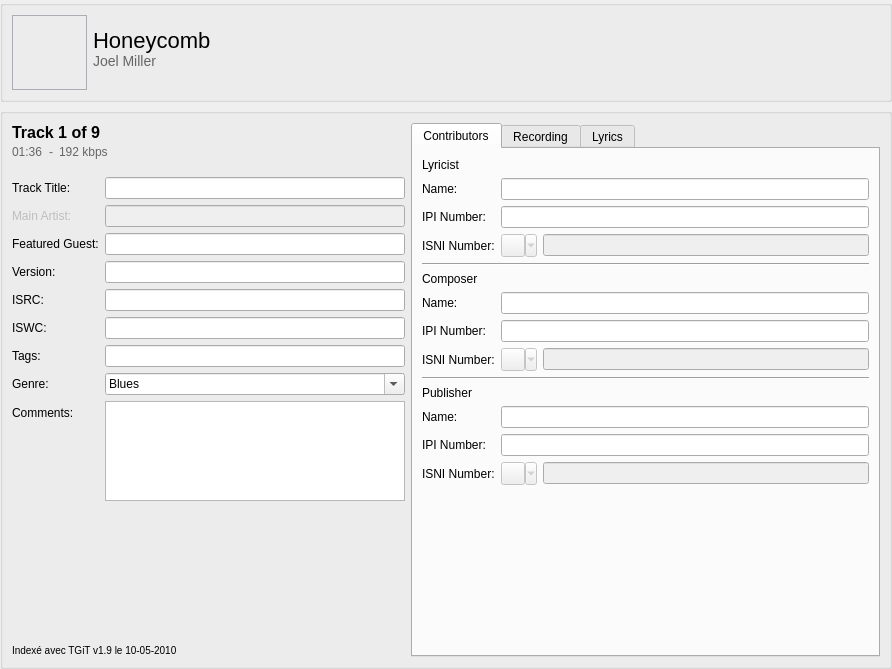
Before: the Qt Designer form resources/ui/track_page.ui in Iconoclasteinc/tgit, drawn with Qt 5.
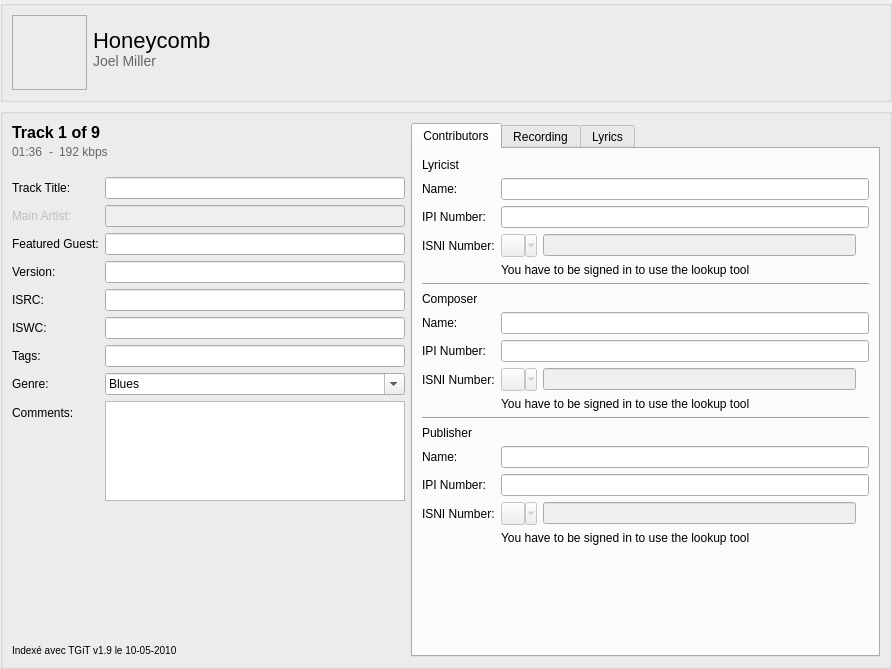
After: the same form once the commit is applied. Icons and pictures are not drawn. Custom widgets are drawn as their Qt base class.

Commit message: Explain to the user how to use the ISNI lookup tool in the track list page.

The edit to the form file:
```diff
--- a/resources/ui/track_page.ui
+++ b/resources/ui/track_page.ui
@@ -611,23 +611,64 @@
               </property>
              </widget>
             </item>
+            <item>
+             <widget class="HelpLabel" name="_lyricist_isni_help">
+              <property name="maximumSize">
+               <size>
+                <width>20</width>
+                <height>20</height>
+               </size>
+              </property>
+              <property name="toolTip">
+               <string>&lt;html&gt;&lt;head/&gt;&lt;body&gt;&lt;p&gt;The ISNI is a global name identifier for contributors to creative work. It is provided by the International ISNI Agency.&lt;/p&gt;&lt;p&gt;Use the &lt;img src=&quot;:/tooltips/search&quot;/&gt;button to look up the main artist's ISNI from the global ISNI database.&lt;/p&gt;&lt;/body&gt;&lt;/html&gt;</string>
+              </property>
+              <property name="pixmap">
+               <pixmap resource="../resources.qrc">:/icons/help</pixmap>
+              </property>
+              <property name="scaledContents">
+               <bool>true</bool>
+              </property>
+             </widget>
+            </item>
            </layout>
           </item>
-          <item row="4" column="0" colspan="2">
-           <widget class="Line" name="line_2">
-            <property name="orientation">
-             <enum>Qt::Horizontal</enum>
+          <item row="4" column="1">
+           <widget class="QLabel" name="_lyricist_isni_info">
+            <property name="styleSheet">
+             <string notr="true">
+QLabel[style=QWindowsVistaStyle] {
+    font-size: 7pt;
+    margin-top: -2px;
+    margin-bottom: 2px;
+}
+
+QLabel[style=QMacStyle] {
+    font-size: 11pt;
+    margin-top: -3px;
+    margin-bottom: 3px;
+}
+</string>
+            </property>
+            <property name="text">
+             <string>You have to be signed in to use the lookup tool</string>
             </property>
            </widget>
           </item>
           <item row="5" column="0" colspan="2">
+           <widget class="Line" name="line_2">
+            <property name="orientation">
+             <enum>Qt::Horizontal</enum>
+            </property>
+           </widget>
+          </item>
+          <item row="6" column="0" colspan="2">
            <widget class="QLabel" name="_composer_name">
             <property name="text">
              <string>Composer</string>
             </property>
            </widget>
           </item>
-          <item row="6" column="0">
+          <item row="7" column="0">
            <widget class="QLabel" name="_composer_caption">
             <property name="text">
              <string>Name:</string>
@@ -637,7 +678,7 @@
             </property>
            </widget>
           </item>
-          <item row="6" column="1">
+          <item row="7" column="1">
            <widget class="QLineEdit" name="_composer">
             <property name="minimumSize">
              <size>
@@ -647,7 +688,7 @@
             </property>
            </widget>
           </item>
-          <item row="7" column="0">
+          <item row="8" column="0">
            <widget class="QLabel" name="_composer_ipi_caption">
             <property name="text">
              <string>IPI Number:</string>
@@ -657,7 +698,7 @@
             </property>
            </widget>
           </item>
-          <item row="7" column="1">
+          <item row="8" column="1">
            <widget class="QLineEdit" name="_composer_ipi">
             <property name="minimumSize">
              <size>
@@ -667,7 +708,7 @@
             </property>
            </widget>
           </item>
-          <item row="8" column="0">
+          <item row="9" column="0">
            <widget class="QLabel" name="_composer_isni_caption">
             <property name="text">
              <string>ISNI Number:</string>
@@ -677,7 +718,7 @@
             </property>
            </widget>
           </item>
-          <item row="8" column="1">
+          <item row="9" column="1">
            <layout class="QHBoxLayout" name="_composer_input_container">
             <property name="spacing">
              <number>6</number>
@@ -706,16 +747,64 @@
               </property>
              </widget>
             </item>
+            <item>
+             <widget class="HelpLabel" name="_composer_isni_help">
+              <property name="maximumSize">
+               <size>
+                <width>20</width>
+                <height>20</height>
+               </size>
+              </property>
+              <property name="toolTip">
+               <string>&lt;html&gt;&lt;head/&gt;&lt;body&gt;&lt;p&gt;The ISNI is a global name identifier for contributors to creative work. It is provided by the International ISNI Agency.&lt;/p&gt;&lt;p&gt;Use the &lt;img src=&quot;:/tooltips/search&quot;/&gt;button to look up the main artist's ISNI from the global ISNI database.&lt;/p&gt;&lt;/body&gt;&lt;/html&gt;</string>
+              </property>
+              <property name="pixmap">
+               <pixmap resource="../resources.qrc">:/icons/help</pixmap>
+              </property>
+              <property name="scaledContents">
+               <bool>true</bool>
+              </property>
+             </widget>
+            </item>
            </layout>
           </item>
-          <item row="9" column="0" colspan="2">
+          <item row="10" column="1">
+           <widget class="QLabel" name="_composer_isni_info">
+            <property name="styleSheet">
+             <string notr="true">
+QLabel[style=QWindowsVistaStyle] {
+    font-size: 7pt;
+    margin-top: -2px;
+    margin-bottom: 2px;
+}
+
+QLabel[style=QMacStyle] {
+    font-size: 11pt;
+    margin-top: -3px;
+    margin-bottom: 3px;
+}
+</string>
+            </property>
+            <property name="text">
+             <string>You have to be signed in to use the lookup tool</string>
+            </property>
+           </widget>
+          </item>
+          <item row="11" column="0" colspan="2">
            <widget class="Line" name="line_3">
             <property name="orientation">
              <enum>Qt::Horizontal</enum>
             </property>
            </widget>
           </item>
-          <item row="11" column="0">
+          <item row="12" column="0" colspan="2">
+           <widget class="QLabel" name="_publisher_header">
+            <property name="text">
+             <string>Publisher</string>
+            </property>
+           </widget>
+          </item>
+          <item row="13" column="0">
            <widget class="QLabel" name="_publisher_caption">
             <property name="text">
              <string>Name:</string>
@@ -725,7 +814,7 @@
             </property>
            </widget>
           </item>
-          <item row="11" column="1">
+          <item row="13" column="1">
            <widget class="QLineEdit" name="_publisher">
             <property name="minimumSize">
              <size>
@@ -735,7 +824,7 @@
             </property>
            </widget>
           </item>
-          <item row="12" column="0">
+          <item row="14" column="0">
            <widget class="QLabel" name="_publisher_ipi_caption">
             <property name="text">
              <string>IPI Number:</string>
@@ -745,7 +834,7 @@
             </property>
            </widget>
           </item>
-          <item row="12" column="1">
+          <item row="14" column="1">
            <widget class="QLineEdit" name="_publisher_ipi">
             <property name="minimumSize">
              <size>
@@ -755,7 +844,7 @@
             </property>
            </widget>
           </item>
-          <item row="13" column="0">
+          <item row="15" column="0">
            <widget class="QLabel" name="_publisher_isni_caption">
             <property name="text">
              <string>ISNI Number:</string>
@@ -765,7 +854,7 @@
             </property>
            </widget>
           </item>
-          <item row="13" column="1">
+          <item row="15" column="1">
            <layout class="QHBoxLayout" name="_publisher_input_container">
             <property name="spacing">
              <number>6</number>
@@ -800,12 +889,46 @@
               </property>
              </widget>
             </item>
+            <item>
+             <widget class="HelpLabel" name="_publisher_isni_help">
+              <property name="maximumSize">
+               <size>
+                <width>20</width>
+                <height>20</height>
+               </size>
+              </property>
+              <property name="toolTip">
+               <string>&lt;html&gt;&lt;head/&gt;&lt;body&gt;&lt;p&gt;The ISNI is a global name identifier for contributors to creative work. It is provided by the International ISNI Agency.&lt;/p&gt;&lt;p&gt;Use the &lt;img src=&quot;:/tooltips/search&quot;/&gt;button to look up the main artist's ISNI from the global ISNI database.&lt;/p&gt;&lt;/body&gt;&lt;/html&gt;</string>
+              </property>
+              <property name="pixmap">
+               <pixmap resource="../resources.qrc">:/icons/help</pixmap>
+              </property>
+              <property name="scaledContents">
+               <bool>true</bool>
+              </property>
+             </widget>
+            </item>
            </layout>
           </item>
-          <item row="10" column="0" colspan="2">
-           <widget class="QLabel" name="_publisher_header">
+          <item row="16" column="1">
+           <widget class="QLabel" name="_publisher_isni_info">
+            <property name="styleSheet">
+             <string notr="true">
+QLabel[style=QWindowsVistaStyle] {
+    font-size: 7pt;
+    margin-top: -2px;
+    margin-bottom: 2px;
+}
+
+QLabel[style=QMacStyle] {
+    font-size: 11pt;
+    margin-top: -3px;
+    margin-bottom: 3px;
+}
+</string>
+            </property>
             <property name="text">
-             <string>Publisher</string>
+             <string>You have to be signed in to use the lookup tool</string>
             </property>
            </widget>
           </item>
@@ -1096,6 +1219,11 @@
   </action>
  </widget>
  <customwidgets>
+  <customwidget>
+   <class>HelpLabel</class>
+   <extends>QLabel</extends>
+   <header>tgit.ui.widgets.help_label</header>
+  </customwidget>
   <customwidget>
    <class>TextArea</class>
    <extends>QPlainTextEdit</extends>
```
The commit also changes 2 other files.
